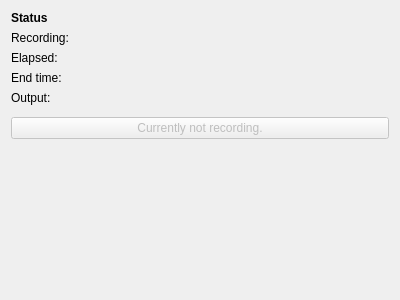
Old version of the form src/ui/recorder/RecorderInfoWidget.ui in the repository ntadej/tano.
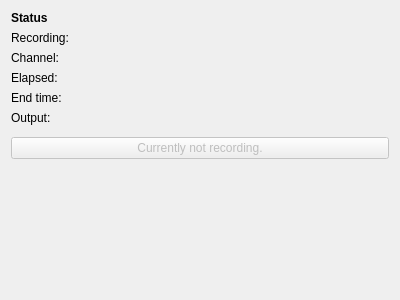
New version of the form. Icons and pictures are not drawn. Custom widgets are drawn as their Qt base class.

Commit message: Recorder optimization and simplification

Diff of the .ui file:
```diff
--- a/src/ui/recorder/RecorderInfoWidget.ui
+++ b/src/ui/recorder/RecorderInfoWidget.ui
@@ -14,7 +14,7 @@
    <string>Form</string>
   </property>
   <layout class="QGridLayout" name="gridLayout_2">
-   <item row="8" column="0" colspan="2">
+   <item row="9" column="0" colspan="2">
     <widget class="QPushButton" name="buttonRecordStop">
      <property name="enabled">
       <bool>false</bool>
@@ -28,7 +28,7 @@
      </property>
     </widget>
    </item>
-   <item row="9" column="0" colspan="2">
+   <item row="10" column="0" colspan="2">
     <spacer name="verticalSpacer">
      <property name="orientation">
       <enum>Qt::Vertical</enum>
@@ -61,7 +61,7 @@
      </property>
     </widget>
    </item>
-   <item row="2" column="0">
+   <item row="3" column="0">
     <widget class="QLabel" name="labelTime">
      <property name="sizePolicy">
       <sizepolicy hsizetype="Maximum" vsizetype="Preferred">
@@ -74,7 +74,7 @@
      </property>
     </widget>
    </item>
-   <item row="3" column="0">
+   <item row="4" column="0">
     <widget class="QLabel" name="labelEndTime">
      <property name="sizePolicy">
       <sizepolicy hsizetype="Maximum" vsizetype="Preferred">
@@ -87,7 +87,7 @@
      </property>
     </widget>
    </item>
-   <item row="4" column="0" colspan="2">
+   <item row="5" column="0" colspan="2">
     <widget class="QLabel" name="labelFile">
      <property name="text">
       <string>Output:</string>
@@ -101,14 +101,14 @@
      </property>
     </widget>
    </item>
-   <item row="2" column="1">
-    <widget class="QLabel" name="valueTime">
-     <property name="text">
-      <string/>
-     </property>
-    </widget>
-   </item>
    <item row="3" column="1">
+    <widget class="QLabel" name="valueTime">
+     <property name="text">
+      <string/>
+     </property>
+    </widget>
+   </item>
+   <item row="4" column="1">
     <widget class="QLabel" name="valueEndTime">
      <property name="text">
       <string/>
@@ -118,6 +118,26 @@
    <item row="7" column="0" colspan="2">
     <widget class="ScrollingWidget" name="valueFile" native="true"/>
    </item>
+   <item row="2" column="0">
+    <widget class="QLabel" name="labelChannel">
+     <property name="sizePolicy">
+      <sizepolicy hsizetype="Maximum" vsizetype="Preferred">
+       <horstretch>0</horstretch>
+       <verstretch>0</verstretch>
+      </sizepolicy>
+     </property>
+     <property name="text">
+      <string>Channel:</string>
+     </property>
+    </widget>
+   </item>
+   <item row="2" column="1">
+    <widget class="QLabel" name="valueChannel">
+     <property name="text">
+      <string/>
+     </property>
+    </widget>
+   </item>
   </layout>
  </widget>
  <customwidgets>
```
Left out of the diff: 2 changed lines with no effect on the pictures. The commit also changes 35 other files.
